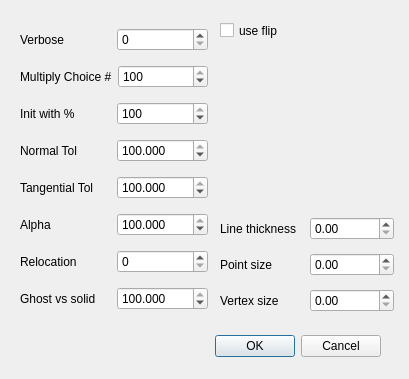
Old version of the form Reconstruction_simplification_2/demo/Reconstruction_simplification_2/options.ui in the repository CGAL/cgal.
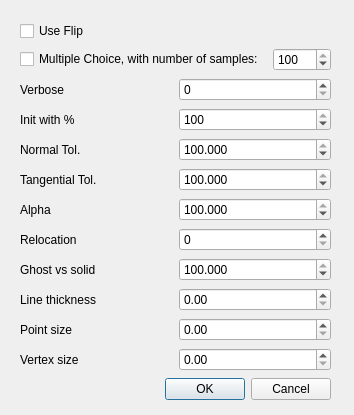
New version of the form.

Commit message: Reworked the Options dialog

```diff
--- a/Reconstruction_simplification_2/demo/Reconstruction_simplification_2/options.ui
+++ b/Reconstruction_simplification_2/demo/Reconstruction_simplification_2/options.ui
@@ -1,61 +1,66 @@
 <ui version="4.0" >
  <class>Dialog_options</class>
- <widget class="QDialog" name="Dialog_options" >
-  <property name="geometry" >
+ <widget class="QDialog" name="Dialog_options">
+  <property name="geometry">
    <rect>
     <x>0</x>
     <y>0</y>
-    <width>409</width>
-    <height>379</height>
+    <width>354</width>
+    <height>415</height>
    </rect>
   </property>
-  <property name="windowTitle" >
+  <property name="minimumSize">
+   <size>
+    <width>0</width>
+    <height>0</height>
+   </size>
+  </property>
+  <property name="windowTitle">
    <string>Options</string>
   </property>
-  <widget class="QDialogButtonBox" name="buttonBox" >
-   <property name="geometry" >
-    <rect>
-     <x>40</x>
-     <y>330</y>
-     <width>341</width>
-     <height>32</height>
-    </rect>
-   </property>
-   <property name="orientation" >
-    <enum>Qt::Horizontal</enum>
-   </property>
-   <property name="standardButtons" >
-    <set>QDialogButtonBox::Cancel|QDialogButtonBox::NoButton|QDialogButtonBox::Ok</set>
-   </property>
-  </widget>
-  <widget class="QCheckBox" name="use_flip_checkbox" >
-   <property name="geometry" >
-    <rect>
-     <x>220</x>
-     <y>20</y>
-     <width>159</width>
-     <height>21</height>
-    </rect>
-   </property>
-   <property name="text" >
-    <string>use flip</string>
-   </property>
-  </widget>
-  <widget class="QWidget" name="layoutWidget" >
-   <property name="geometry" >
+  <widget class="QWidget" name="layoutWidget">
+   <property name="geometry">
     <rect>
      <x>20</x>
      <y>20</y>
-     <width>188</width>
-     <height>304</height>
+     <width>311</width>
+     <height>385</height>
     </rect>
    </property>
    <layout class="QVBoxLayout" >
     <item>
-     <layout class="QHBoxLayout" >
+     <widget class="QCheckBox" name="use_flip_checkbox">
+      <property name="text">
+       <string>Use Flip</string>
+      </property>
+     </widget>
+    </item>
+    <item>
+     <layout class="QHBoxLayout" name="horizontalLayout">
       <item>
-       <widget class="QLabel" name="verbose_label" >
-        <property name="text" >
+       <widget class="QCheckBox" name="multiple_choice_checkbox">
+        <property name="text">
+         <string>Multiple Choice, with number of samples: </string>
+        </property>
+       </widget>
+      </item>
+      <item>
+       <widget class="QSpinBox" name="mchoice_spinbox">
+        <property name="maximum">
+         <number>100</number>
+        </property>
+        <property name="value">
+         <number>100</number>
+        </property>
+       </widget>
+      </item>
+     </layout>
+    </item>
+    <item>
+     <layout class="QHBoxLayout">
+      <item>
+       <widget class="QLabel" name="verbose_label">
+        <property name="text">
          <string>Verbose</string>
         </property>
        </widget>
@@ -72,36 +77,15 @@
     <item>
      <layout class="QHBoxLayout" >
       <item>
-       <widget class="QLabel" name="mchoice_label" >
-        <property name="text" >
-         <string>Multiply Choice #</string>
-        </property>
-       </widget>
-      </item>
-      <item>
-       <widget class="QSpinBox" name="mchoice_spinbox" >
-        <property name="maximum" >
-         <number>100</number>
-        </property>
-        <property name="value" >
-         <number>100</number>
-        </property>
-       </widget>
-      </item>
-     </layout>
-    </item>
-    <item>
-     <layout class="QHBoxLayout" >
-      <item>
-       <widget class="QLabel" name="percent_label" >
-        <property name="text" >
+       <widget class="QLabel" name="percent_label">
+        <property name="text">
          <string>Init with %</string>
         </property>
        </widget>
       </item>
       <item>
-       <widget class="QSpinBox" name="percent_spinbox" >
-        <property name="maximum" >
+       <widget class="QSpinBox" name="percent_spinbox">
+        <property name="maximum">
          <number>100</number>
         </property>
         <property name="value" >
@@ -114,15 +98,15 @@
     <item>
      <layout class="QHBoxLayout" >
       <item>
-       <widget class="QLabel" name="norm_tol_label" >
-        <property name="text" >
-         <string>Normal Tol</string>
+       <widget class="QLabel" name="norm_tol_label">
+        <property name="text">
+         <string>Normal Tol.</string>
         </property>
        </widget>
       </item>
       <item>
-       <widget class="QDoubleSpinBox" name="norm_tol_spinbox" >
-        <property name="decimals" >
+       <widget class="QDoubleSpinBox" name="norm_tol_spinbox">
+        <property name="decimals">
          <number>3</number>
         </property>
         <property name="maximum" >
@@ -141,15 +125,15 @@
     <item>
      <layout class="QHBoxLayout" >
       <item>
-       <widget class="QLabel" name="tang_tol_label" >
-        <property name="text" >
-         <string>Tangential Tol</string>
+       <widget class="QLabel" name="tang_tol_label">
+        <property name="text">
+         <string>Tangential Tol.</string>
         </property>
        </widget>
       </item>
       <item>
-       <widget class="QDoubleSpinBox" name="tang_tol_spinbox" >
-        <property name="decimals" >
+       <widget class="QDoubleSpinBox" name="tang_tol_spinbox">
+        <property name="decimals">
          <number>3</number>
         </property>
         <property name="maximum" >
@@ -168,15 +152,15 @@
     <item>
      <layout class="QHBoxLayout" >
       <item>
-       <widget class="QLabel" name="alpha_label" >
-        <property name="text" >
+       <widget class="QLabel" name="alpha_label">
+        <property name="text">
          <string>Alpha</string>
         </property>
        </widget>
       </item>
       <item>
-       <widget class="QDoubleSpinBox" name="alpha_spinbox" >
-        <property name="decimals" >
+       <widget class="QDoubleSpinBox" name="alpha_spinbox">
+        <property name="decimals">
          <number>3</number>
         </property>
         <property name="maximum" >
@@ -195,29 +179,29 @@
     <item>
      <layout class="QHBoxLayout" >
       <item>
-       <widget class="QLabel" name="relocation_label" >
-        <property name="text" >
+       <widget class="QLabel" name="relocation_label">
+        <property name="text">
          <string>Relocation</string>
         </property>
        </widget>
       </item>
       <item>
-       <widget class="QSpinBox" name="relocation_spinbox" />
+       <widget class="QSpinBox" name="relocation_spinbox"/>
       </item>
      </layout>
     </item>
     <item>
      <layout class="QHBoxLayout" >
       <item>
-       <widget class="QLabel" name="ghost_vs_solid_label" >
-        <property name="text" >
+       <widget class="QLabel" name="ghost_vs_solid_label">
+        <property name="text">
          <string>Ghost vs solid</string>
         </property>
        </widget>
       </item>
       <item>
-       <widget class="QDoubleSpinBox" name="ghost_spinbox" >
-        <property name="decimals" >
+       <widget class="QDoubleSpinBox" name="ghost_spinbox">
+        <property name="decimals">
          <number>3</number>
         </property>
         <property name="maximum" >
@@ -233,60 +217,64 @@
       </item>
      </layout>
     </item>
-   </layout>
-  </widget>
-  <widget class="QWidget" name="" >
-   <property name="geometry" >
-    <rect>
-     <x>220</x>
-     <y>210</y>
-     <width>174</width>
-     <height>109</height>
-    </rect>
-   </property>
-   <layout class="QVBoxLayout" >
     <item>
-     <layout class="QHBoxLayout" >
+     <layout class="QHBoxLayout">
       <item>
-       <widget class="QLabel" name="thickness" >
-        <property name="text" >
+       <widget class="QLabel" name="thickness">
+        <property name="text">
          <string>Line thickness</string>
         </property>
        </widget>
       </item>
       <item>
-       <widget class="QDoubleSpinBox" name="thickness_spinbox" />
+       <widget class="QDoubleSpinBox" name="thickness_spinbox"/>
       </item>
      </layout>
     </item>
     <item>
-     <layout class="QHBoxLayout" >
+     <layout class="QHBoxLayout">
       <item>
-       <widget class="QLabel" name="point_size" >
-        <property name="text" >
+       <widget class="QLabel" name="point_size">
+        <property name="text">
          <string>Point size</string>
         </property>
        </widget>
       </item>
       <item>
-       <widget class="QDoubleSpinBox" name="point_size_spinbox" />
+       <widget class="QDoubleSpinBox" name="point_size_spinbox"/>
       </item>
      </layout>
     </item>
     <item>
-     <layout class="QHBoxLayout" >
+     <layout class="QHBoxLayout">
       <item>
-       <widget class="QLabel" name="vertex_size" >
-        <property name="text" >
+       <widget class="QLabel" name="vertex_size">
+        <property name="text">
          <string>Vertex size</string>
         </property>
        </widget>
       </item>
       <item>
-       <widget class="QDoubleSpinBox" name="vertex_size_spinbox" />
+       <widget class="QDoubleSpinBox" name="vertex_size_spinbox"/>
       </item>
      </layout>
     </item>
+    <item>
+     <widget class="QDialogButtonBox" name="buttonBox">
+      <property name="minimumSize">
+       <size>
+        <width>252</width>
+        <height>0</height>
+       </size>
+      </property>
+      <property name="orientation">
+       <enum>Qt::Horizontal</enum>
+      </property>
+      <property name="standardButtons">
+       <set>QDialogButtonBox::Cancel|QDialogButtonBox::Ok</set>
+      </property>
+     </widget>
+    </item>
    </layout>
   </widget>
  </widget>
```
Left out of the diff: 57 changed lines with no effect on the pictures. The commit also changes 4 other files.
